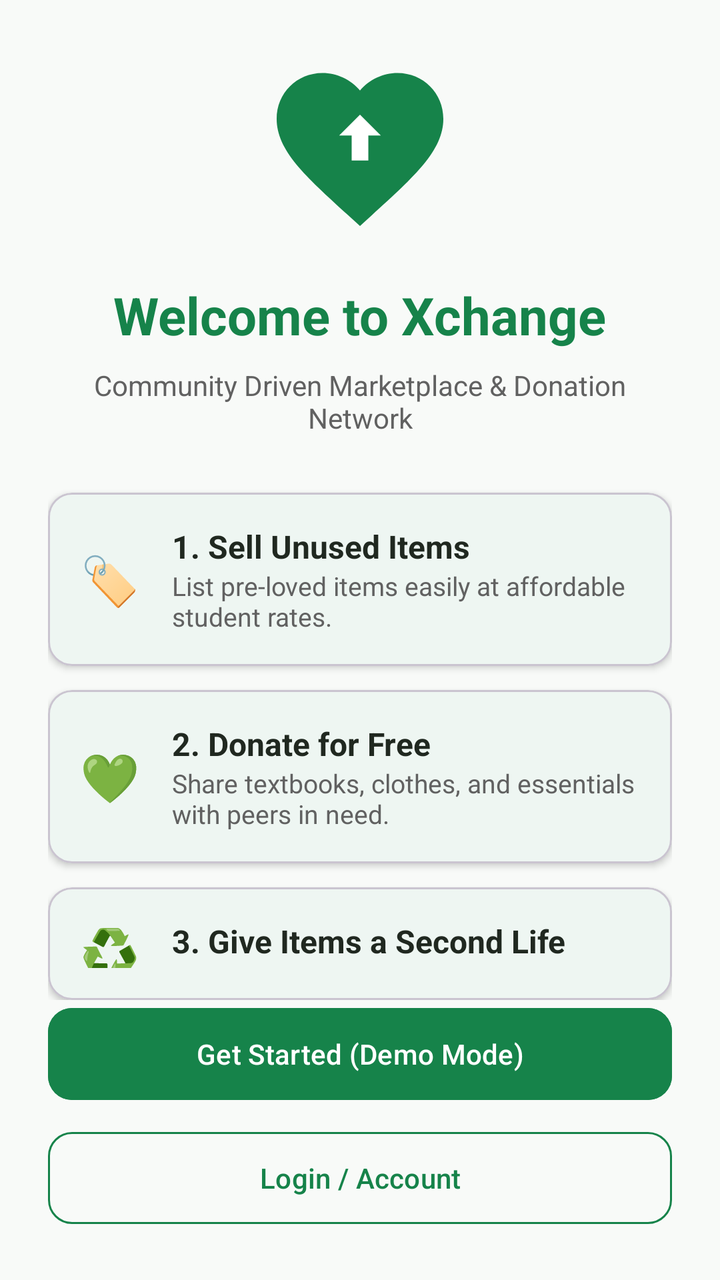
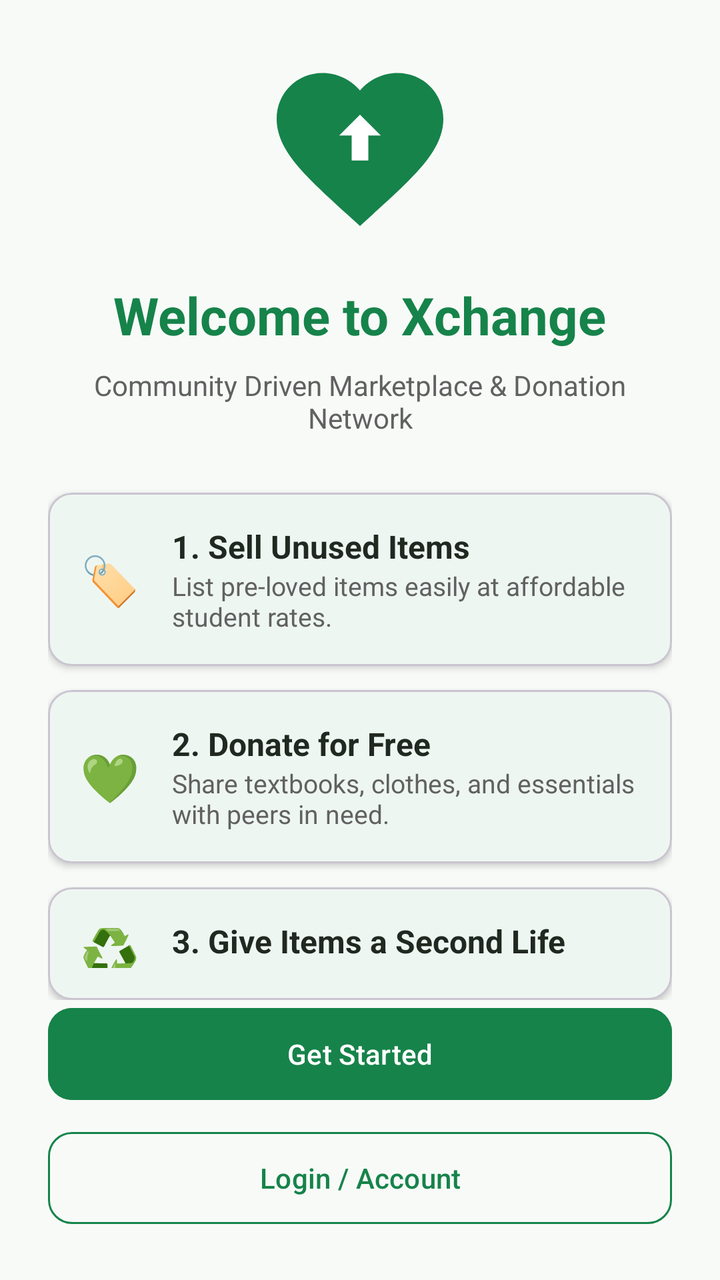

An Android layout rendered at two revisions. The XML below is the earlier revision; the diff shows what the commit changed to produce the second picture.
<!-- AndroidManifest.xml: application theme Theme.Xchange2 -->
<!-- res/layout/activity_onboarding.xml -->
<?xml version="1.0" encoding="utf-8"?>
<LinearLayout xmlns:android="http://schemas.android.com/apk/res/android"
    xmlns:app="http://schemas.android.com/apk/res-auto"
    android:layout_width="match_parent"
    android:layout_height="match_parent"
    android:background="@color/background_off_white"
    android:orientation="vertical"
    android:padding="24dp">

    <LinearLayout
        android:layout_width="match_parent"
        android:layout_height="0dp"
        android:layout_weight="1"
        android:gravity="center"
        android:orientation="vertical">

        <ImageView
            android:layout_width="100dp"
            android:layout_height="100dp"
            android:src="@drawable/ic_xchange_logo"
            android:contentDescription="@string/app_name" />

        <TextView
            android:layout_width="wrap_content"
            android:layout_height="wrap_content"
            android:layout_marginTop="16dp"
            android:text="Welcome to Xchange"
            android:textColor="@color/primary_forest_green"
            android:textSize="26sp"
            android:textStyle="bold" />

        <TextView
            android:layout_width="wrap_content"
            android:layout_height="wrap_content"
            android:layout_marginTop="8dp"
            android:gravity="center"
            android:text="Community Driven Marketplace &amp; Donation Network"
            android:textColor="@color/text_secondary_gray"
            android:textSize="14sp" />

        
        <com.google.android.material.card.MaterialCardView
            android:layout_width="match_parent"
            android:layout_height="wrap_content"
            android:layout_marginTop="28dp"
            app:cardCornerRadius="12dp"
            app:cardElevation="2dp"
            app:cardBackgroundColor="@color/surface_card_white">

            <LinearLayout
                android:layout_width="match_parent"
                android:layout_height="wrap_content"
                android:orientation="horizontal"
                android:padding="16dp"
                android:gravity="center_vertical">

                <TextView
                    android:layout_width="wrap_content"
                    android:layout_height="wrap_content"
                    android:text="🏷️"
                    android:textSize="24sp" />

                <LinearLayout
                    android:layout_width="match_parent"
                    android:layout_height="wrap_content"
                    android:layout_marginStart="16dp"
                    android:orientation="vertical">

                    <TextView
                        android:layout_width="wrap_content"
                        android:layout_height="wrap_content"
                        android:text="1. Sell Unused Items"
                        android:textColor="@color/text_dark_charcoal"
                        android:textSize="16sp"
                        android:textStyle="bold" />

                    <TextView
                        android:layout_width="wrap_content"
                        android:layout_height="wrap_content"
                        android:text="List pre-loved items easily at affordable student rates."
                        android:textColor="@color/text_secondary_gray"
                        android:textSize="13sp" />
                </LinearLayout>
            </LinearLayout>
        </com.google.android.material.card.MaterialCardView>

        
        <com.google.android.material.card.MaterialCardView
            android:layout_width="match_parent"
            android:layout_height="wrap_content"
            android:layout_marginTop="12dp"
            app:cardCornerRadius="12dp"
            app:cardElevation="2dp"
            app:cardBackgroundColor="@color/surface_card_white">

            <LinearLayout
                android:layout_width="match_parent"
                android:layout_height="wrap_content"
                android:orientation="horizontal"
                android:padding="16dp"
                android:gravity="center_vertical">

                <TextView
                    android:layout_width="wrap_content"
                    android:layout_height="wrap_content"
                    android:text="💚"
                    android:textSize="24sp" />

                <LinearLayout
                    android:layout_width="match_parent"
                    android:layout_height="wrap_content"
                    android:layout_marginStart="16dp"
                    android:orientation="vertical">

                    <TextView
                        android:layout_width="wrap_content"
                        android:layout_height="wrap_content"
                        android:text="2. Donate for Free"
                        android:textColor="@color/text_dark_charcoal"
                        android:textSize="16sp"
                        android:textStyle="bold" />

                    <TextView
                        android:layout_width="wrap_content"
                        android:layout_height="wrap_content"
                        android:text="Share textbooks, clothes, and essentials with peers in need."
                        android:textColor="@color/text_secondary_gray"
                        android:textSize="13sp" />
                </LinearLayout>
            </LinearLayout>
        </com.google.android.material.card.MaterialCardView>

        
        <com.google.android.material.card.MaterialCardView
            android:layout_width="match_parent"
            android:layout_height="wrap_content"
            android:layout_marginTop="12dp"
            app:cardCornerRadius="12dp"
            app:cardElevation="2dp"
            app:cardBackgroundColor="@color/surface_card_white">

            <LinearLayout
                android:layout_width="match_parent"
                android:layout_height="wrap_content"
                android:orientation="horizontal"
                android:padding="16dp"
                android:gravity="center_vertical">

                <TextView
                    android:layout_width="wrap_content"
                    android:layout_height="wrap_content"
                    android:text="♻️"
                    android:textSize="24sp" />

                <LinearLayout
                    android:layout_width="match_parent"
                    android:layout_height="wrap_content"
                    android:layout_marginStart="16dp"
                    android:orientation="vertical">

                    <TextView
                        android:layout_width="wrap_content"
                        android:layout_height="wrap_content"
                        android:text="3. Give Items a Second Life"
                        android:textColor="@color/text_dark_charcoal"
                        android:textSize="16sp"
                        android:textStyle="bold" />

                    <TextView
                        android:layout_width="wrap_content"
                        android:layout_height="wrap_content"
                        android:text="Reduce eco-waste and promote sustainable reuse in your community."
                        android:textColor="@color/text_secondary_gray"
                        android:textSize="13sp" />
                </LinearLayout>
            </LinearLayout>
        </com.google.android.material.card.MaterialCardView>

    </LinearLayout>

    <com.google.android.material.button.MaterialButton
        android:id="@+id/btnGetStarted"
        android:layout_width="match_parent"
        android:layout_height="54dp"
        android:text="Get Started (Demo Mode)"
        android:textColor="@color/surface_card_white"
        android:backgroundTint="@color/primary_forest_green"
        app:cornerRadius="12dp" />

    <com.google.android.material.button.MaterialButton
        android:id="@+id/btnLogin"
        style="@style/Widget.Material3.Button.OutlinedButton"
        android:layout_width="match_parent"
        android:layout_height="54dp"
        android:layout_marginTop="8dp"
        android:text="Login / Account"
        android:textColor="@color/primary_forest_green"
        app:strokeColor="@color/primary_forest_green"
        app:cornerRadius="12dp" />

</LinearLayout>
<!-- resources referenced by this layout -->
<resources>
  <color name="background_off_white">#F8FAF8</color>
  <color name="primary_forest_green">#16834A</color>
  <color name="surface_card_white">#FFFFFF</color>
  <color name="text_dark_charcoal">#202820</color>
  <color name="text_secondary_gray">#616161</color>
  <!-- drawable ic_xchange_logo (drawable) -->
  <vector xmlns:android="http://schemas.android.com/apk/res/android"
      android:width="96dp"
      android:height="96dp"
      android:viewportWidth="24"
      android:viewportHeight="24">
      <path
          android:fillColor="#16834A"
          android:pathData="M12,21.35l-1.45,-1.32C5.4,15.36 2,12.28 2,8.5 2,5.42 4.42,3 7.5,3c1.74,0 3.41,0.81 4.5,2.09C13.09,3.81 14.76,3 16.5,3 19.58,3 22,5.42 22,8.5c0,3.78 -3.4,6.86 -8.55,11.54L12,21.35z"/>
      <path
          android:fillColor="#FFFFFF"
          android:pathData="M12,8l-2.5,2.5h1.5v3h2v-3h1.5L12,8z"/>
  </vector>
  <string name="app_name">Xchange</string>
  <style name="Theme.Xchange2" parent="Theme.Material3.DayNight.NoActionBar">
          
          <item name="colorPrimary">@color/primary_forest_green</item>
          <item name="colorOnPrimary">@color/surface_card_white</item>
          <item name="colorPrimaryContainer">@color/secondary_soft_mint</item>
          <item name="colorOnPrimaryContainer">@color/primary_forest_green_dark</item>
  
          
          <item name="colorSecondary">@color/primary_forest_green_light</item>
          <item name="colorOnSecondary">@color/surface_card_white</item>
  
          
          <item name="android:statusBarColor">@color/background_off_white</item>
          <item name="android:windowLightStatusBar">true</item>
          <item name="android:colorBackground">@color/background_off_white</item>
  
          
          <item name="colorSurface">@color/surface_card_white</item>
          <item name="colorOnSurface">@color/text_dark_charcoal</item>
      </style>
  <color name="secondary_soft_mint">#E7F5EC</color>
  <color name="primary_forest_green_dark">#0F5D34</color>
  <color name="primary_forest_green_light">#1E9D5A</color>
</resources>

<!-- the commit's change to res/layout/activity_onboarding.xml (unified diff, before → after) -->
@@ -182,7 +182,7 @@
         android:id="@+id/btnGetStarted"
         android:layout_width="match_parent"
         android:layout_height="54dp"
-        android:text="Get Started (Demo Mode)"
+        android:text="Get Started"
         android:textColor="@color/surface_card_white"
         android:backgroundTint="@color/primary_forest_green"
         app:cornerRadius="12dp" />
